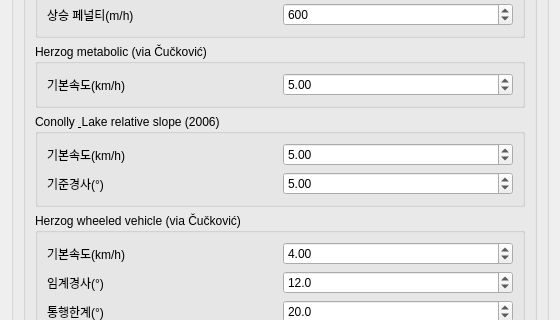
Above: tools/cost_surface_dialog_base.ui from lzpxilfe/archtoolkit before the change; both pictures show x 0 to 560 and y 619 to 939 of the 560 by 1495 pixel window. Below: the same form after it.
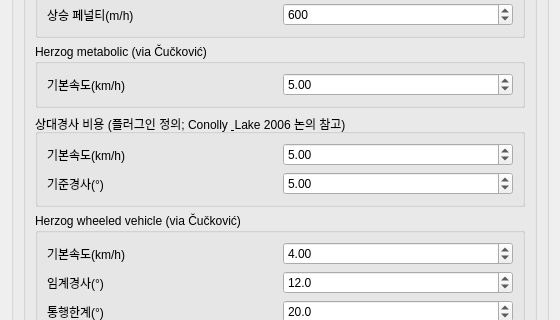
That is the form after the change. Custom widgets are drawn as their Qt base class.

Commit message: Stop naming slope presets after authors who never published them

The edit to the form file:
```diff
--- a/tools/cost_surface_dialog_base.ui
+++ b/tools/cost_surface_dialog_base.ui
@@ -369,7 +369,7 @@
           <item>
            <widget class="QGroupBox" name="groupConollyLakeParams">
             <property name="title">
-             <string>Conolly &amp; Lake relative slope (2006)</string>
+             <string>상대경사 비용 (플러그인 정의; Conolly &amp; Lake 2006 논의 참고)</string>
             </property>
             <layout class="QGridLayout" name="gridLayout_ConollyLake">
              <item row="0" column="0">
```
The commit also changes 3 other files.
